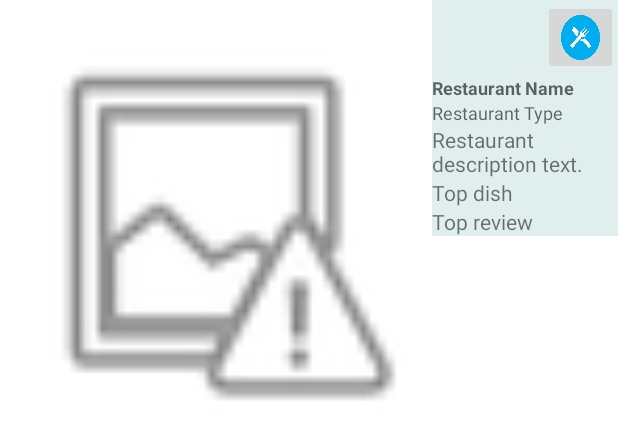
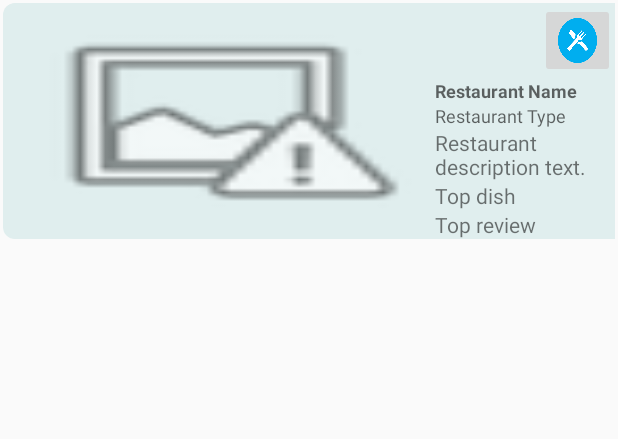
Before and after one commit to z80lives/XodeboxFood, an Android app: the layout news_highlight_item.xml on its own in the app's theme, with its tools: preview values and no code run, on a phone screen of 412 x 824 dp. Shown: the top 439 px of the screen. Run offline under Robolectric (Android 15) with nearby library versions, the phone set to English and light mode, and no system bars.

Commit message:
UI feature request update.

```diff
--- a/app/src/main/res/drawable/card_background.xml
+++ b/app/src/main/res/drawable/card_background.xml
@@ -1,7 +1,7 @@
 <?xml version="1.0" encoding="utf-8"?>
 <shape xmlns:android="http://schemas.android.com/apk/res/android"
     android:shape="rectangle">
-    <solid android:color="@android:color/background_light" />
+    <solid android:color="@color/colorAzure" />
     <corners
         android:radius="8dp"
         />
--- a/app/src/main/res/layout/collection_item.xml
+++ b/app/src/main/res/layout/collection_item.xml
@@ -8,13 +8,13 @@
 
     <LinearLayout
         android:layout_width="match_parent"
-        android:layout_height="wrap_content"
+        android:layout_height="180dp"
         android:orientation="horizontal"
         android:weightSum="1"
         android:paddingLeft="5dp"
         android:paddingRight="5dp"
-        android:paddingBottom="5dp"
-        android:paddingTop="5dp">
+        android:paddingBottom="20dp"
+        android:paddingTop="20dp">
 
         <LinearLayout
             android:layout_width="0dp"
--- a/app/src/main/res/layout/news_highlight_item.xml
+++ b/app/src/main/res/layout/news_highlight_item.xml
@@ -1,9 +1,9 @@
 <?xml version="1.0" encoding="utf-8"?>
 <LinearLayout xmlns:android="http://schemas.android.com/apk/res/android"
-    android:layout_width="match_parent"
-    android:layout_height="match_parent"
-    android:background="@color/cardview_light_background"
-    android:layout_margin="0dp"
+    android:layout_width="wrap_content"
+    android:layout_height="wrap_content"
+    android:background="@drawable/card_background"
+    android:layout_margin="2dp"
     >
 
 
```
